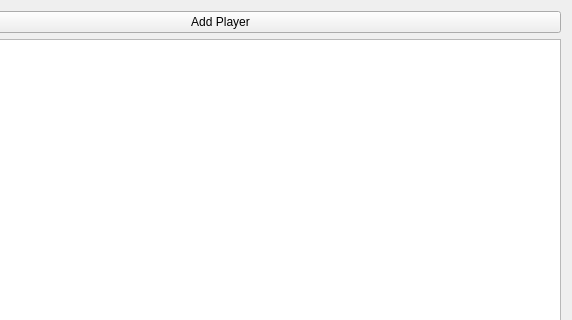
probonopd/QTournament, file ui/PlayerTabWidget.ui: the form before one commit; both pictures show x 131 to 703 and y 0 to 320 of the 703 by 495 pixel window.
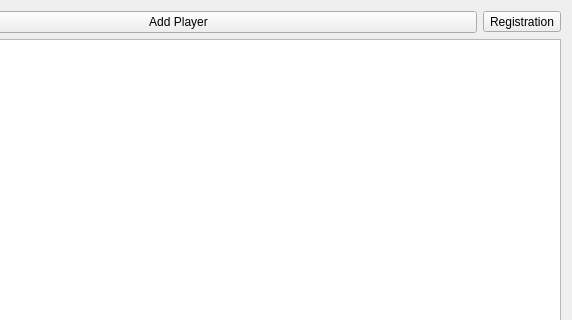
The form after the commit. Icons and pictures are not drawn. Custom widgets are drawn as their Qt base class.

Commit message: Add a "bulk operation button" to the PlayerTabWidget for setting / unsetting all player to WAIT_FOR_REGISTRATION.

Diff of the .ui file:
```diff
--- a/ui/PlayerTabWidget.ui
+++ b/ui/PlayerTabWidget.ui
@@ -29,6 +29,13 @@
          </property>
         </widget>
        </item>
+       <item>
+        <widget class="QToolButton" name="btnRegistration">
+         <property name="text">
+          <string>Registration</string>
+         </property>
+        </widget>
+       </item>
       </layout>
      </item>
      <item>
```
The commit also changes 2 other files.
